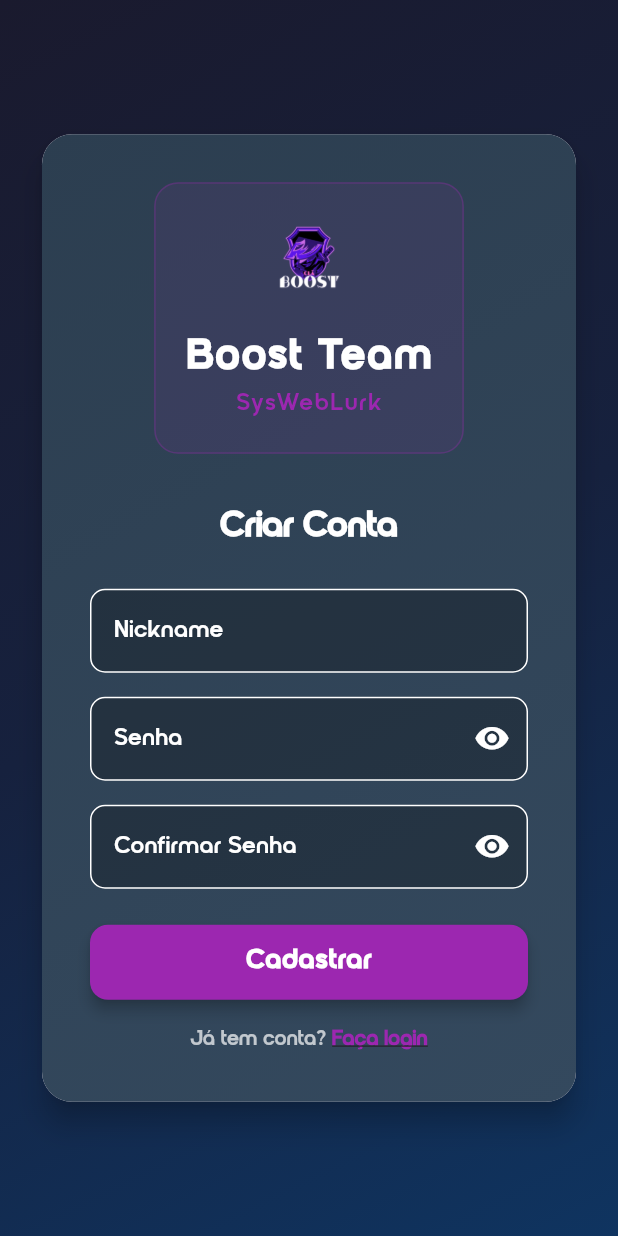
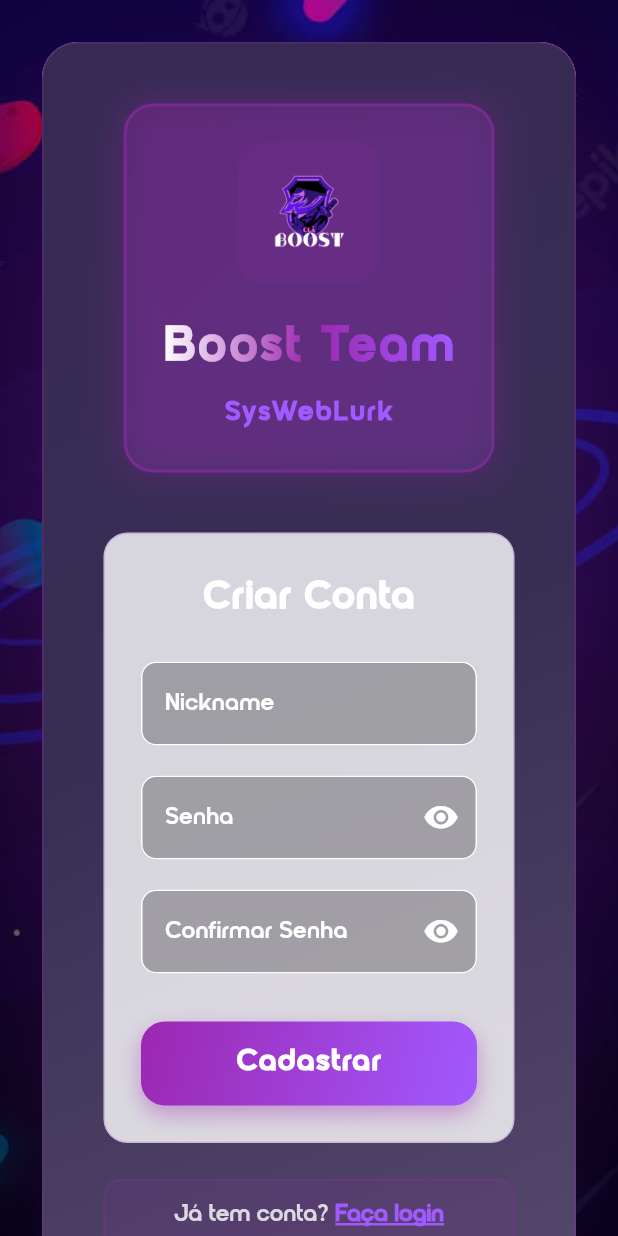
Before and after one commit to Barba2k2/boost_sys_weblurk, a Flutter app: the RegisterPage screen opened by its route, on a phone screen of 412 x 824 dp. Run offline on Flutter 3.47's test engine with Material 3 defaults, Android fonts, the phone set to English and light mode, and no system bars; our stand-ins replace dio, flutter_dotenv, flutter_screenutil, flutter_secure_storage, get_it, go_router and 4 more; missing offline and left inert: asuka, process_run, shorebird_code_push, validatorless, webview_windows, window_manager; accounts and stored records are empty.

Commit message:
feat: enhance register page with background image, vibrant colors and visual effects

```diff
--- a/lib/features/auth/register/presentation/pages/register_page.dart
+++ b/lib/features/auth/register/presentation/pages/register_page.dart
@@ -59,100 +59,158 @@ class _RegisterPageState extends State<RegisterPage> {
     return Scaffold(
       body: Stack(
         children: [
+          // Background Image
+          Positioned.fill(
+            child: Image.asset(
+              'assets/images/background.png',
+              fit: BoxFit.cover,
+            ),
+          ),
+          // Dark overlay for better text readability
+          Positioned.fill(
+            child: Container(
+              decoration: BoxDecoration(
+                gradient: LinearGradient(
+                  begin: Alignment.topCenter,
+                  end: Alignment.bottomCenter,
+                  colors: [
+                    Colors.black.withValues(alpha: 0.3),
+                    Colors.black.withValues(alpha: 0.7),
+                  ],
+                ),
+              ),
+            ),
+          ),
           // Main content
-          Container(
-            decoration: const BoxDecoration(
+          SafeArea(
+            child: Center(
+              child: SingleChildScrollView(
+                padding: const EdgeInsets.all(24),
+                child: Container(
+                  constraints: const BoxConstraints(maxWidth: 450),
+                  child: Card(
+                    elevation: 20,
+                    shadowColor: AppColors.primary.withValues(alpha: 0.3),
+                    shape: RoundedRectangleBorder(
+                      borderRadius: BorderRadius.circular(24),
+                    ),
+                    child: Container(
+                      decoration: BoxDecoration(
+                        borderRadius: BorderRadius.circular(24),
                         gradient: LinearGradient(
                           begin: Alignment.topLeft,
                           end: Alignment.bottomRight,
                           colors: [
-                  Color(0xFF1a1a2e),
-                  Color(0xFF16213e),
-                  Color(0xFF0f3460),
+                            AppColors.surface.withValues(alpha: 0.95),
+                            AppColors.background.withValues(alpha: 0.9),
+                            AppColors.cardHeader.withValues(alpha: 0.8),
                           ],
                         ),
-            ),
-            child: SafeArea(
-              child: Center(
-                child: SingleChildScrollView(
-                  padding: const EdgeInsets.all(24),
-                  child: Container(
-                    constraints: const BoxConstraints(maxWidth: 400),
-                    child: Card(
-                      elevation: 8,
-                      shape: RoundedRectangleBorder(
-                        borderRadius: BorderRadius.circular(20),
-                      ),
-                      child: Container(
-                        decoration: BoxDecoration(
-                          borderRadius: BorderRadius.circular(20),
-                          gradient: const LinearGradient(
-                            begin: Alignment.topLeft,
-                            end: Alignment.bottomRight,
-                            colors: [
-                              Color(0xFF2c3e50),
-                              Color(0xFF34495e),
-                            ],
+                        border: Border.all(
+                          color: AppColors.primary.withValues(alpha: 0.3),
+                          width: 1,
                         ),
                       ),
-                        padding: const EdgeInsets.all(32),
+                      padding: const EdgeInsets.all(40),
                       child: Form(
                         key: _formKey,
                         child: Column(
                           mainAxisSize: MainAxisSize.min,
                           children: [
-                              // Logo and Title
+                            // Logo and Title with glow effect
                             Container(
-                                padding: const EdgeInsets.all(20),
+                              padding: const EdgeInsets.all(24),
                               decoration: BoxDecoration(
-                                  color:
-                                      AppColors.primary.withValues(alpha: 0.1),
-                                  borderRadius: BorderRadius.circular(16),
+                                gradient: LinearGradient(
+                                  begin: Alignment.topLeft,
+                                  end: Alignment.bottomRight,
+                                  colors: [
+                                    AppColors.primary.withValues(alpha: 0.2),
+                                    AppColors.accent.withValues(alpha: 0.1),
+                                  ],
+                                ),
+                                borderRadius: BorderRadius.circular(20),
                                 border: Border.all(
-                                    color: AppColors.primary
-                                        .withValues(alpha: 0.3),
+                                  color: AppColors.primary.withValues(alpha: 0.5),
+                                  width: 2,
                                 ),
+                                boxShadow: [
+                                  BoxShadow(
+                                    color: AppColors.primary.withValues(alpha: 0.3),
+                                    blurRadius: 20,
+                                    spreadRadius: 2,
+                                  ),
+                                ],
                               ),
                               child: Column(
                                 children: [
-                                    Image.asset(
+                                  Container(
+                                    padding: const EdgeInsets.all(12),
+                                    decoration: BoxDecoration(
+                                      color: AppColors.primary.withValues(alpha: 0.1),
+                                      borderRadius: BorderRadius.circular(16),
+                                    ),
+                                    child: Image.asset(
                                       'assets/images/logo-cla-boost.png',
-                                      height: 60,
+                                      height: 70,
                                     ),
-                                    const SizedBox(height: 16),
-                                    const Text(
+                                  ),
+                                  const SizedBox(height: 20),
+                                  ShaderMask(
+                                    shaderCallback: (bounds) => LinearGradient(
+                                      colors: [
+                                        AppColors.cardHeaderText,
+                                        AppColors.primary,
+                                        AppColors.accent,
+                                      ],
+                                    ).createShader(bounds),
+                                    child: const Text(
                                       'Boost Team',
                                       style: TextStyle(
-                                        color: AppColors.cardHeaderText,
-                                        fontSize: 28,
+                                        color: Colors.white,
+                                        fontSize: 32,
                                         fontWeight: FontWeight.bold,
                                         fontFamily: 'Ibrand',
-                                        letterSpacing: 2.0,
+                                        letterSpacing: 3.0,
                                       ),
                                     ),
-                                    const Text(
+                                  ),
+                                  const SizedBox(height: 8),
+                                  Text(
                                     'SysWebLurk',
                                     style: TextStyle(
-                                        color: AppColors.primary,
-                                        fontSize: 16,
-                                        fontWeight: FontWeight.w500,
+                                      color: AppColors.accent,
+                                      fontSize: 18,
+                                      fontWeight: FontWeight.w600,
                                       fontFamily: 'Ibrand',
-                                        letterSpacing: 1.5,
+                                      letterSpacing: 2.0,
                                     ),
                                   ),
                                 ],
                               ),
                             ),
-                              const SizedBox(height: 32),
+                            const SizedBox(height: 40),
 
-                              // Register Form
-                              const Text(
+                            // Register Form with enhanced styling
+                            Container(
+                              padding: const EdgeInsets.all(24),
+                              decoration: BoxDecoration(
+                                color: AppColors.cardBackgroundOpacity,
+                                borderRadius: BorderRadius.circular(16),
+                                border: Border.all(
+                                  color: AppColors.primary.withValues(alpha: 0.2),
+                                ),
+                              ),
+                              child: Column(
+                                children: [
+                                  Text(
                                     'Criar Conta',
                                     style: TextStyle(
                                       color: AppColors.cardHeaderText,
-                                  fontSize: 24,
-                                  fontWeight: FontWeight.w600,
+                                      fontSize: 26,
+                                      fontWeight: FontWeight.w700,
                                       fontFamily: 'Ibrand',
+                                      letterSpacing: 1.5,
                                     ),
                                   ),
                                   const SizedBox(height: 24),
@@ -162,110 +220,136 @@ class _RegisterPageState extends State<RegisterPage> {
                                     label: 'Nickname',
                                     validator: widget.viewModel.validateNickname,
                                   ),
-                              const SizedBox(height: 16),
+                                  const SizedBox(height: 20),
                                   BoostTextFormField(
                                     controller: _passwordEC,
                                     label: 'Senha',
                                     validator: widget.viewModel.validatePassword,
                                     obscureText: true,
                                   ),
-                              const SizedBox(height: 16),
+                                  const SizedBox(height: 20),
                                   BoostTextFormField(
                                     controller: _confirmPasswordEC,
                                     label: 'Confirmar Senha',
-                                validator: (value) =>
-                                    widget.viewModel.validateConfirmPassword(
+                                    validator: (value) => widget.viewModel.validateConfirmPassword(
                                       value,
                                       _passwordEC.text,
                                     ),
                                     obscureText: true,
                                   ),
-                              const SizedBox(height: 24),
+                                  const SizedBox(height: 32),
 
-                              // Register Button
+                                  // Register Button with enhanced styling
                                   ListenableBuilder(
                                     listenable: widget.viewModel.registerCommand,
                                     builder: (context, child) {
-                                  final command =
-                                      widget.viewModel.registerCommand;
+                                      final command = widget.viewModel.registerCommand;
                                       final isLoading = command.running;
 
-                                  return SizedBox(
+                                      return Container(
                                         width: double.infinity,
-                                    height: 50,
+                                        height: 56,
+                                        decoration: BoxDecoration(
+                                          gradient: LinearGradient(
+                                            begin: Alignment.topLeft,
+                                            end: Alignment.bottomRight,
+                                            colors: [
+                                              AppColors.primary,
+                                              AppColors.accent,
+                                            ],
+                                          ),
+                                          borderRadius: BorderRadius.circular(16),
+                                          boxShadow: [
+                                            BoxShadow(
+                                              color: AppColors.primary.withValues(alpha: 0.4),
+                                              blurRadius: 12,
+                                              offset: const Offset(0, 6),
+                                            ),
+                                          ],
+                                        ),
                                         child: ElevatedButton(
-                                      onPressed:
-                                          isLoading ? null : _handleRegister,
+                                          onPressed: isLoading ? null : _handleRegister,
                                           style: ElevatedButton.styleFrom(
-                                        backgroundColor: AppColors.primary,
-                                        foregroundColor: Colors.white,
-                                        elevation: 4,
+                                            backgroundColor: Colors.transparent,
+                                            shadowColor: Colors.transparent,
                                             shape: RoundedRectangleBorder(
-                                          borderRadius:
-                                              BorderRadius.circular(12),
+                                              borderRadius: BorderRadius.circular(16),
                                             ),
                                           ),
                                           child: isLoading
                                               ? const SizedBox(
-                                              width: 20,
-                                              height: 20,
+                                                  width: 24,
+                                                  height: 24,
                                                   child: CircularProgressIndicator(
-                                                strokeWidth: 2,
-                                                valueColor:
-                                                    AlwaysStoppedAnimation<
-                                                        Color>(Colors.white),
+                                                    strokeWidth: 3,
+                                                    valueColor: AlwaysStoppedAnimation<Color>(Colors.white),
                                                   ),
                                                 )
                                               : const Text(
                                                   'Cadastrar',
                                                   style: TextStyle(
                                                     fontFamily: 'Ibrand',
-                                                fontSize: 18,
-                                                fontWeight: FontWeight.w600,
-                                                letterSpacing: 1.0,
+                                                    fontSize: 20,
+                                                    fontWeight: FontWeight.w700,
+                                                    letterSpacing: 1.5,
+                                                    color: Colors.white,
                                                   ),
                                                 ),
                                         ),
                                       );
                                     },
                                   ),
-                              const SizedBox(height: 16),
+                                ],
+                              ),
+                            ),
+                            const SizedBox(height: 24),
 
-                              // Login Link
-                              Row(
+                            // Login Link with enhanced styling
+                            Container(
+                              padding: const EdgeInsets.symmetric(vertical: 12, horizontal: 24),
+                              decoration: BoxDecoration(
+                                color: AppColors.primary.withValues(alpha: 0.1),
+                                borderRadius: BorderRadius.circular(12),
+                                border: Border.all(
+                                  color: AppColors.primary.withValues(alpha: 0.3),
+                                ),
+                              ),
+                              child: Row(
                                 mainAxisAlignment: MainAxisAlignment.center,
                                 children: [
                                   Text(
                                     'Já tem conta? ',
                                     style: TextStyle(
-                                      color: AppColors.cardHeaderText
-                                          .withValues(alpha: 0.7),
-                                      fontSize: 14,
+                                      color: AppColors.cardHeaderText.withValues(alpha: 0.8),
+                                      fontSize: 16,
+                                      fontWeight: FontWeight.w500,
                                     ),
                                   ),
                                   GestureDetector(
                                     onTap: () async {
                                       await Future.delayed(
-                                          const Duration(milliseconds: 100));
+                                        const Duration(milliseconds: 100),
+                                      );
                                       if (mounted) {
-                                        GoRouter.of(context)
-                                            .go(AppRoutes.login);
+                                        context.go(AppRoutes.login);
                                       }
                                     },
-                                    child: const Text(
+                                    child: Text(
                                       'Faça login',
                                       style: TextStyle(
-                                        color: AppColors.primary,
-                                        fontSize: 14,
-                                        fontWeight: FontWeight.w600,
+                                        color: AppColors.accent,
+                                        fontSize: 16,
+                                        fontWeight: FontWeight.w700,
                                         decoration: TextDecoration.underline,
+                                        decorationColor: AppColors.accent,
+                                        decorationThickness: 2,
                                       ),
                                     ),
                                   ),
                                 ],
                               ),
+                            ),
                           ],
-                          ),
                         ),
                       ),
                     ),
```
Lines whose indentation alone changed are shown as unchanged.
